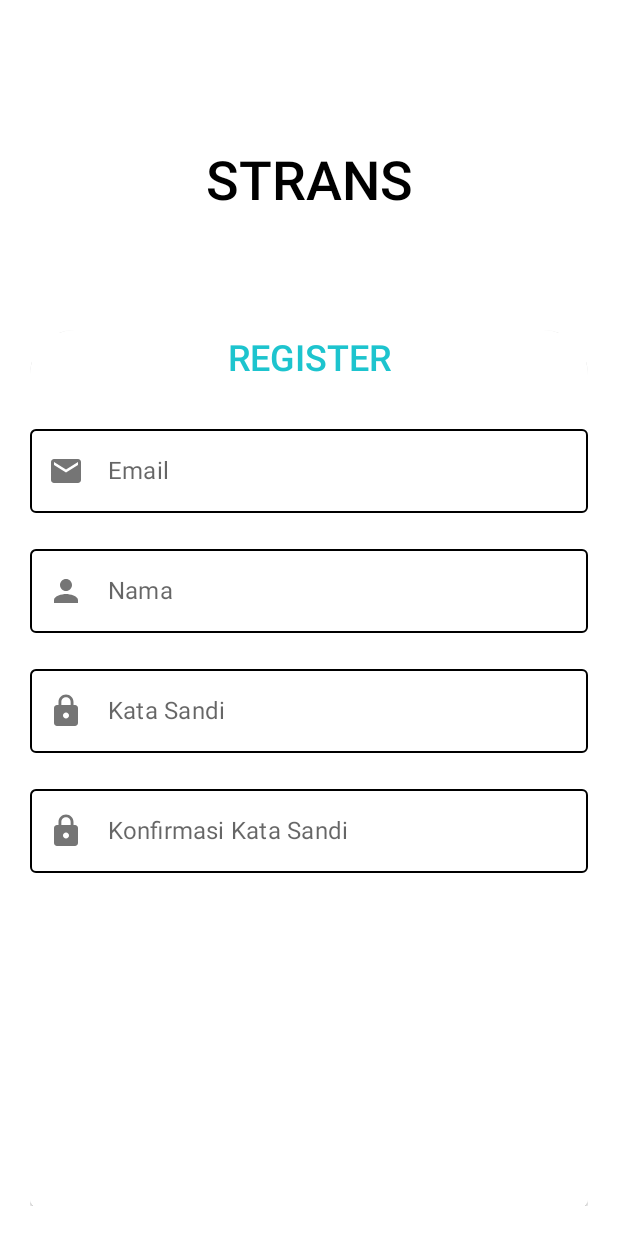
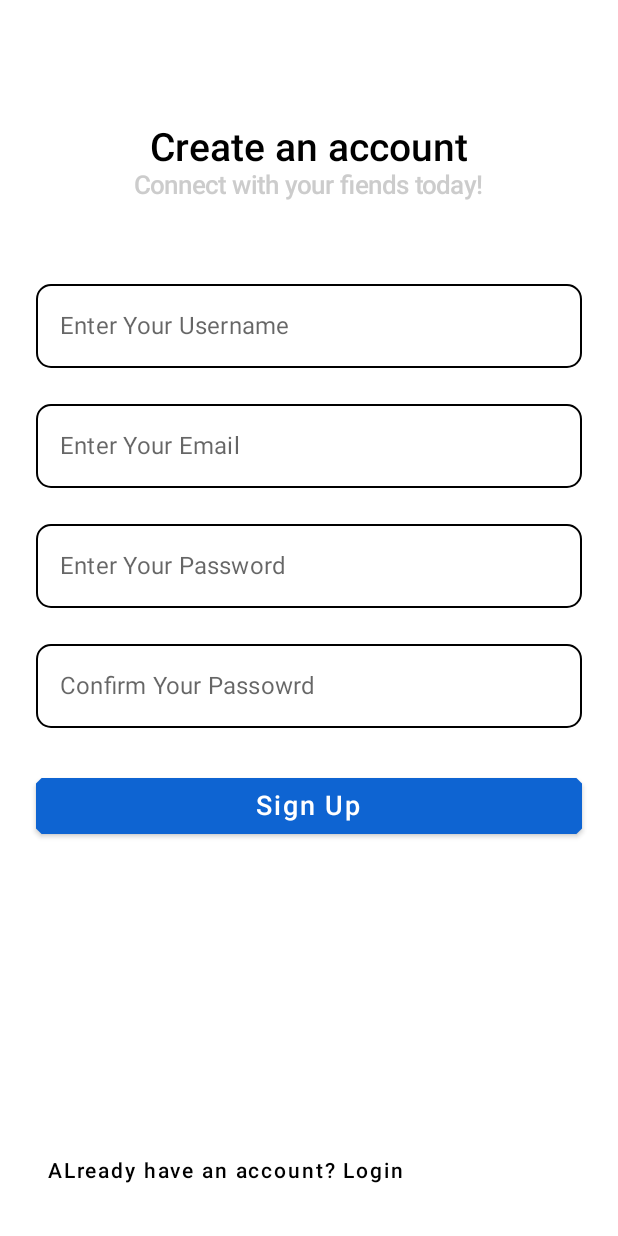
Before and after one commit to Lucoxer/TranslateAppAndro, an Android app built with Jetpack Compose: the @Preview function SignUpScreenPreview, on a phone screen of 412 x 824 dp. Run offline under Robolectric (Android 15) with nearby library versions, the phone set to English and light mode, and no system bars.

Commit message:
SignUp Screen and LoginScreen

```diff
--- a/app/src/main/java/com/pam/translateappandro/ui/screens/SignUpScreen.kt
+++ b/app/src/main/java/com/pam/translateappandro/ui/screens/SignUpScreen.kt
@@ -4,6 +4,7 @@ import android.content.Intent
 import android.service.autofill.OnClickAction
 import androidx.compose.foundation.background
 import androidx.compose.foundation.layout.*
+import androidx.compose.foundation.shape.CutCornerShape
 import androidx.compose.foundation.shape.RoundedCornerShape
 import androidx.compose.foundation.text.KeyboardOptions
 import androidx.compose.material.*
@@ -38,7 +39,7 @@ fun SignUpScreen (){
 
     Box(
         modifier = Modifier
-            .padding(20.dp)
+            .padding(24.dp)
             .fillMaxSize()
             .background(Color.White)
     ) {
@@ -46,84 +47,58 @@ fun SignUpScreen (){
             horizontalArrangement = Arrangement.Center,
             modifier = Modifier
                 .fillMaxWidth()
-                .padding(top = 80.dp)
+                .padding(top = 59.dp)
         ) {
             Text(
-                text = "STRANS",
-                fontSize = 36.sp,
+                text = "Create an account",
+                fontSize = 26.sp,
                 fontWeight = FontWeight.SemiBold,
                 color = Color.Black
             )
         }
 
-        Card(modifier = Modifier
-            .padding(top = 200.dp)
-            .clip(
-                RoundedCornerShape(
-                    topStart = 30.dp,
-                    topEnd = 30.dp,
-                    bottomStart = 0.dp,
-                    bottomEnd = 0.dp
-                )
-            )
-            .fillMaxWidth()
-            .height(600.dp)
-            .align(Alignment.Center),
-            backgroundColor = MaterialTheme.colors.surface,
-        ){
-            Column()
-            {
+            Column{
                 Row(horizontalArrangement = Arrangement.Center,
                     modifier = Modifier
                         .fillMaxWidth()
-                        .padding(top = 5.dp, bottom = 20.dp)
+                        .padding(top = 89.dp, bottom = 20.dp)
                 ) {
                     Text(
-                        text = "REGISTER",
-                        fontSize = 24.sp,
+                        text = "Connect with your fiends today!",
+                        fontSize = 17.sp,
                         fontWeight = FontWeight.SemiBold,
-                        color = Color(29, 196, 206),
+                        color = Color.LightGray,
                     )
                 }
             }
             Column(modifier = Modifier
                 .fillMaxWidth()
-                .padding(top = 50.dp)){
+                .padding(top = 149.dp)){
                 OutlinedTextField(
-                    value = emailInput.toString(),
-                    onValueChange = { emailInput = it},
-                    label = { Text(text = "Email" ) },
+                    value = Username.toString(),
+                    onValueChange = { Username = it},
+                    label = { Text(text = "Enter Your Username" ) },
                     colors = TextFieldDefaults.outlinedTextFieldColors(
                         focusedBorderColor = Color(29, 196, 206),
                         unfocusedBorderColor = Color.Black,
                         focusedLabelColor = Color(29, 196, 206)
                     ),
-                    leadingIcon = {
-                        Icon(
-                            imageVector = Icons.Default.Email,
-                            contentDescription = "Email"
-                        )
-                    },
+                    shape = RoundedCornerShape(10.dp),
                     keyboardOptions = KeyboardOptions(keyboardType = KeyboardType.Email),
                     modifier = Modifier
                         .fillMaxWidth()
                         .padding(vertical = 8.dp)
                 )
                 OutlinedTextField(
-                    value = Username.toString(),
-                    onValueChange = { Username = it },
-                    label = { Text(text = "Nama")},
+                    value = emailInput.toString(),
+                    onValueChange = { emailInput = it },
+                    label = { Text(text = "Enter Your Email")},
                     colors = TextFieldDefaults.outlinedTextFieldColors(
                         focusedBorderColor = Color(29, 196, 206),
                         unfocusedBorderColor = Color.Black,
                         focusedLabelColor = Color(29, 196, 206)
                     ),
-                    leadingIcon = {
-                        Icon(
-                            imageVector = Icons.Default.Person,
-                            contentDescription = "Username"
-                        )
-                    },
+                    shape = RoundedCornerShape(10.dp),
                     visualTransformation = PasswordVisualTransformation(),
                     modifier = Modifier
                         .fillMaxWidth()
@@ -132,18 +107,13 @@ fun SignUpScreen (){
                 OutlinedTextField(
                     value = passwordInput.toString(),
                     onValueChange = { passwordInput = it },
-                    label = { Text(text = "Kata Sandi") },
+                    label = { Text(text = "Enter Your Password") },
                     colors = TextFieldDefaults.outlinedTextFieldColors(
                         focusedBorderColor = Color(29, 196, 206),
                         unfocusedBorderColor = Color.Black,
                         focusedLabelColor = Color(29, 196, 206)
                     ),
-                    leadingIcon = {
-                        Icon(
-                            imageVector = Icons.Default.Lock,
-                            contentDescription = "Password"
-                        )
-                    },
+                    shape = RoundedCornerShape(10.dp),
                     visualTransformation = PasswordVisualTransformation(),
                     modifier = Modifier
                         .fillMaxWidth()
@@ -152,28 +122,48 @@ fun SignUpScreen (){
                 OutlinedTextField(
                     value = confirmPassword.toString(),
                     onValueChange = { confirmPassword = it },
-                    label = { Text(text = "Konfirmasi Kata Sandi") },
+                    label = { Text(text = "Confirm Your Passowrd") },
                     colors = TextFieldDefaults.outlinedTextFieldColors(
                         focusedBorderColor = Color(29, 196, 206),
                         unfocusedBorderColor = Color.Black,
                         focusedLabelColor = Color(29, 196, 206)
                     ),
-                    leadingIcon = {
-                        Icon(
-                            imageVector = Icons.Default.Lock,
-                            contentDescription = "Confirm Password"
-                        )
-                    },
+                    shape = RoundedCornerShape(10.dp),
                     visualTransformation = PasswordVisualTransformation(),
                     modifier = Modifier
                         .fillMaxWidth()
                         .padding(vertical = 8.dp),
                 )
+                Button(
+                    onClick = { /*TODO*/ },
+                    modifier = Modifier
+                        .padding(top = 20.dp)
+                        .fillMaxWidth(),
+                    colors = ButtonDefaults.buttonColors(
+                        backgroundColor = Color(14, 100, 210),
+                        contentColor = Color.White
+                    ),
+                    shape = CutCornerShape(10)
+                ) {
+                    Text(
+                        text = "Sign Up",
+                        fontSize = 18.sp,
+                        fontWeight = FontWeight.SemiBold,
+                    )
+                }
+
+                Row(
+                    horizontalArrangement = Arrangement.Center,
+                    modifier = Modifier.padding(top = 200.dp)
+                ) {
+                    TextButton(onClick = { /*TODO*/ }) {
+                        Text(text = "ALready have an account? Login", color = Color.Black)
+                    }
+                }
             }
 
 
         }
-    }
 }
 
 
```
Also changed, not shown: app/src/main/java/com/pam/translateappandro/ui/screens/LoginScreen.kt (+102 -0 lines).
